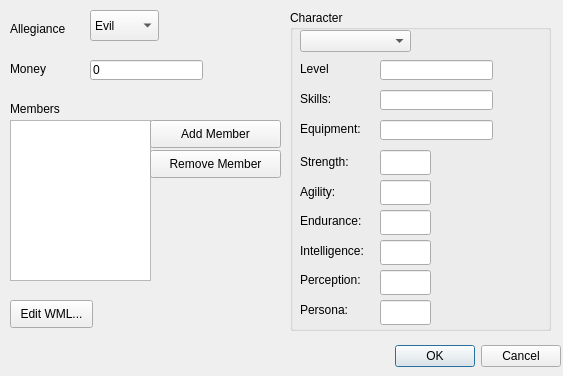
First picture: the form in src/editor/ui_editpartydialog.ui, repository LibreGamesArchive/silvertree, before the edit.
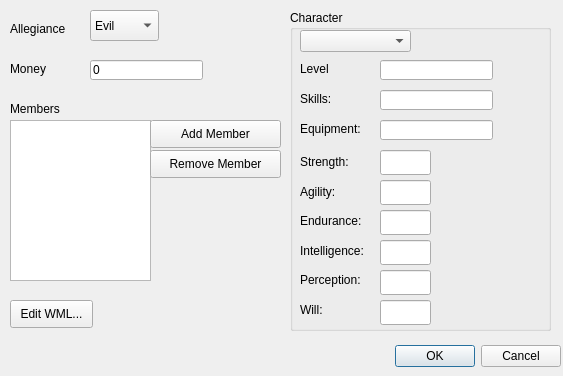
Second picture: the form after the edit.

Commit message: * implemented remaining persona -> will transition in the editor

Patch:
```diff
--- a/src/editor/ui_editpartydialog.ui
+++ b/src/editor/ui_editpartydialog.ui
@@ -293,7 +293,7 @@
      <item>
       <widget class="QLabel" name="label_12" >
        <property name="text" >
-        <string>Persona:</string>
+        <string>Will:</string>
        </property>
       </widget>
      </item>
```
Left out of the diff: 2 changed lines with no effect on the pictures. The commit also changes 1 other file.
